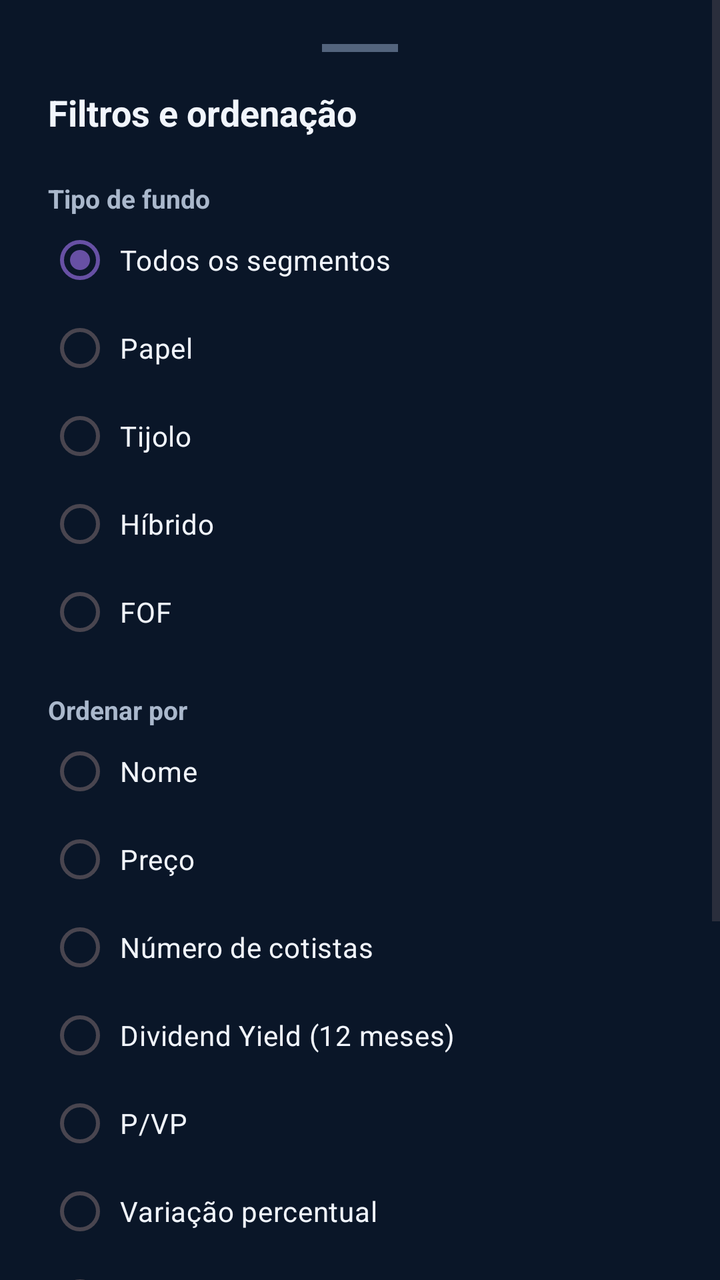
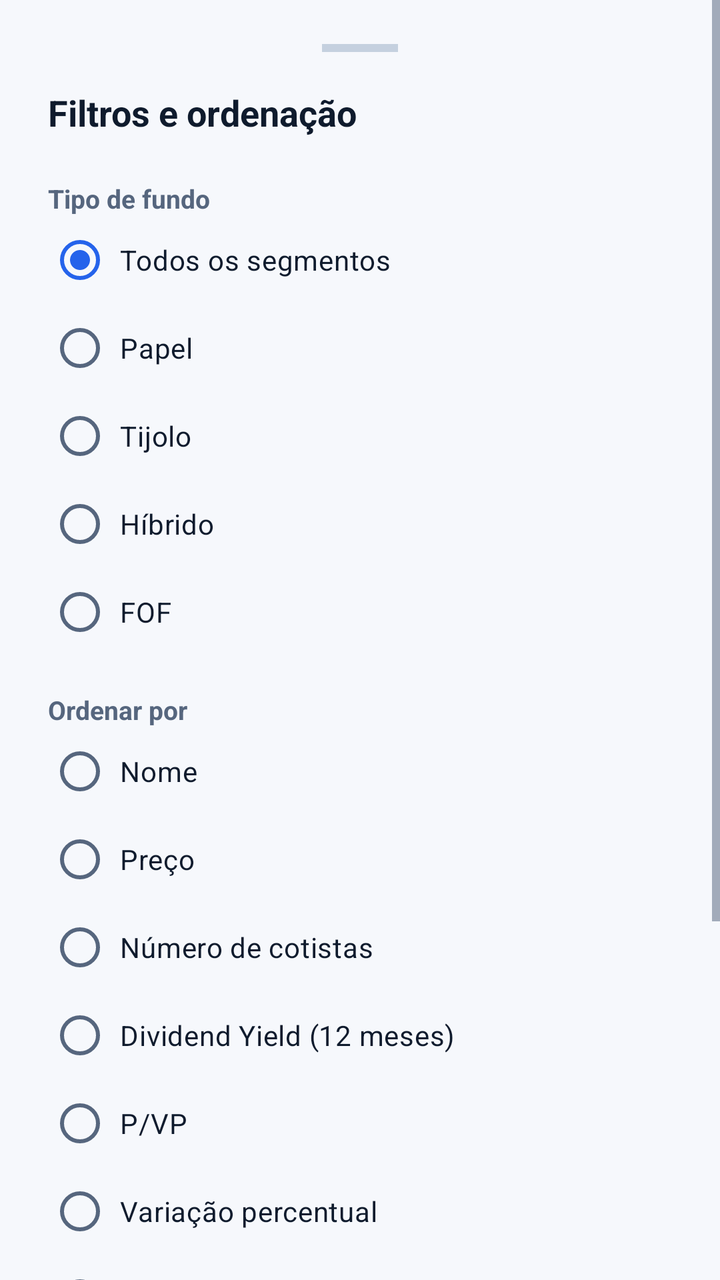

An Android layout rendered at two revisions. The XML below is the earlier revision; the diff shows what the commit changed to produce the second picture.
<!-- AndroidManifest.xml: application theme Theme.AccurancyMobileApp -->
<!-- res/layout/dialog_market_filters.xml -->
<?xml version="1.0" encoding="utf-8"?>
<ScrollView xmlns:android="http://schemas.android.com/apk/res/android"
    android:layout_width="match_parent"
    android:layout_height="wrap_content"
    android:background="#0A1628"
    android:fillViewport="true"
    android:maxHeight="620dp">

    <LinearLayout
        android:layout_width="match_parent"
        android:layout_height="wrap_content"
        android:orientation="vertical"
        android:paddingStart="24dp"
        android:paddingTop="22dp"
        android:paddingEnd="24dp"
        android:paddingBottom="24dp">

        <View
            android:layout_width="38dp"
            android:layout_height="4dp"
            android:layout_gravity="center_horizontal"
            android:layout_marginBottom="18dp"
            android:background="#53647D" />

        <TextView
            android:id="@+id/tvTituloFiltros"
            android:layout_width="match_parent"
            android:layout_height="wrap_content"
            android:text="Filtros e ordenação"
            android:textColor="#F1F5FC"
            android:textSize="18sp"
            android:textStyle="bold" />

        <TextView
            android:id="@+id/tvDescricaoSegmento"
            android:layout_width="match_parent"
            android:layout_height="wrap_content"
            android:layout_marginTop="22dp"
            android:text="Tipo de fundo"
            android:textColor="#AAB8CC"
            android:textSize="13sp"
            android:textStyle="bold" />

        <RadioGroup
            android:id="@+id/rgSegmentType"
            android:layout_width="match_parent"
            android:layout_height="wrap_content"
            android:orientation="vertical">

            <RadioButton
                android:id="@+id/rbSegmentAll"
                style="@style/MarketFilterRadioButton"
                android:checked="true"
                android:text="Todos os segmentos" />

            <RadioButton
                android:id="@+id/rbSegmentPapel"
                style="@style/MarketFilterRadioButton"
                android:text="Papel" />

            <RadioButton
                android:id="@+id/rbSegmentTijolo"
                style="@style/MarketFilterRadioButton"
                android:text="Tijolo" />

            <RadioButton
                android:id="@+id/rbSegmentHibrido"
                style="@style/MarketFilterRadioButton"
                android:text="Híbrido" />

            <RadioButton
                android:id="@+id/rbSegmentFof"
                style="@style/MarketFilterRadioButton"
                android:text="FOF" />

            <RadioButton
                android:id="@+id/rbSegmentFinancial"
                style="@style/MarketFilterRadioButton"
                android:text="Financeiros"
                android:visibility="gone" />

            <RadioButton
                android:id="@+id/rbSegmentAgro"
                style="@style/MarketFilterRadioButton"
                android:text="Agronegócio"
                android:visibility="gone" />
        </RadioGroup>

        <TextView
            android:layout_width="match_parent"
            android:layout_height="wrap_content"
            android:layout_marginTop="18dp"
            android:text="Ordenar por"
            android:textColor="#AAB8CC"
            android:textSize="13sp"
            android:textStyle="bold" />

        <RadioGroup
            android:id="@+id/rgSortBy"
            android:layout_width="match_parent"
            android:layout_height="wrap_content"
            android:orientation="vertical">

            <RadioButton
                android:id="@+id/rbSortName"
                style="@style/MarketFilterRadioButton"
                android:text="Nome" />

            <RadioButton
                android:id="@+id/rbSortPrice"
                style="@style/MarketFilterRadioButton"
                android:text="Preço" />

            <RadioButton
                android:id="@+id/rbSortInvestors"
                style="@style/MarketFilterRadioButton"
                android:text="Número de cotistas" />

            <RadioButton
                android:id="@+id/rbSortDividendYield"
                style="@style/MarketFilterRadioButton"
                android:text="Dividend Yield (12 meses)" />

            <RadioButton
                android:id="@+id/rbSortPvp"
                style="@style/MarketFilterRadioButton"
                android:text="P/VP" />

            <RadioButton
                android:id="@+id/rbSortChange"
                style="@style/MarketFilterRadioButton"
                android:text="Variação percentual" />

            <RadioButton
                android:id="@+id/rbSortVolume"
                style="@style/MarketFilterRadioButton"
                android:text="Volume negociado" />

            <RadioButton
                android:id="@+id/rbSortMarketCap"
                style="@style/MarketFilterRadioButton"
                android:text="Valor de mercado" />

            <RadioButton
                android:id="@+id/rbSortExpiration"
                style="@style/MarketFilterRadioButton"
                android:text="Vencimento"
                android:visibility="gone" />

            <RadioButton
                android:id="@+id/rbSortSymbol"
                style="@style/MarketFilterRadioButton"
                android:text="Código do contrato"
                android:visibility="gone" />

            <RadioButton
                android:id="@+id/rbSortUnderlying"
                style="@style/MarketFilterRadioButton"
                android:text="Ativo (WIN, DI1, BGI...)"
                android:visibility="gone" />
        </RadioGroup>

        <TextView
            android:layout_width="match_parent"
            android:layout_height="wrap_content"
            android:layout_marginTop="18dp"
            android:text="Ordem"
            android:textColor="#AAB8CC"
            android:textSize="13sp"
            android:textStyle="bold" />

        <RadioGroup
            android:id="@+id/rgSortOrder"
            android:layout_width="match_parent"
            android:layout_height="wrap_content"
            android:orientation="horizontal">

            <RadioButton
                android:id="@+id/rbSortOrderDesc"
                style="@style/MarketFilterRadioButton"
                android:layout_width="0dp"
                android:layout_weight="1"
                android:checked="true"
                android:text="Decrescente" />

            <RadioButton
                android:id="@+id/rbSortOrderAsc"
                style="@style/MarketFilterRadioButton"
                android:layout_width="0dp"
                android:layout_weight="1"
                android:text="Crescente" />
        </RadioGroup>

        <LinearLayout
            android:layout_width="match_parent"
            android:layout_height="wrap_content"
            android:layout_marginTop="22dp"
            android:orientation="horizontal">

            <Button
                android:id="@+id/btnLimparFiltros"
                android:layout_width="0dp"
                android:layout_height="48dp"
                android:layout_marginEnd="8dp"
                android:layout_weight="1"
                android:backgroundTint="#20334B"
                android:text="Limpar"
                android:textAllCaps="false"
                android:textColor="#F1F5FC" />

            <Button
                android:id="@+id/btnAplicarFiltros"
                android:layout_width="0dp"
                android:layout_height="48dp"
                android:layout_marginStart="8dp"
                android:layout_weight="1"
                android:backgroundTint="#2563EB"
                android:text="Aplicar filtros"
                android:textAllCaps="false"
                android:textColor="#FFFFFF" />
        </LinearLayout>
    </LinearLayout>
</ScrollView>
<!-- resources referenced by this layout -->
<resources>
  <style name="MarketFilterRadioButton">
          <item name="android:layout_width">match_parent</item>
          <item name="android:layout_height">wrap_content</item>
          <item name="android:minHeight">44dp</item>
          <item name="android:buttonTint">#60A5FA</item>
          <item name="android:textColor">#F1F5FC</item>
          <item name="android:textSize">14sp</item>
          <item name="android:paddingStart">4dp</item>
          <item name="android:paddingEnd">4dp</item>
      </style>
  <style name="Theme.AccurancyMobileApp" parent="Base.Theme.AccurancyMobileApp" />
  <style name="Base.Theme.AccurancyMobileApp" parent="Theme.Material3.DayNight.NoActionBar">
          
          
  
      </style>
</resources>

<!-- the commit's change to res/layout/dialog_market_filters.xml (unified diff, before → after) -->
@@ -2,7 +2,7 @@
 <ScrollView xmlns:android="http://schemas.android.com/apk/res/android"
     android:layout_width="match_parent"
     android:layout_height="wrap_content"
-    android:background="#0A1628"
+    android:background="@color/superficie_campo"
     android:fillViewport="true"
     android:maxHeight="620dp">
 
@@ -20,14 +20,14 @@
             android:layout_height="4dp"
             android:layout_gravity="center_horizontal"
             android:layout_marginBottom="18dp"
-            android:background="#53647D" />
+            android:background="@color/borda_forte" />
 
         <TextView
             android:id="@+id/tvTituloFiltros"
             android:layout_width="match_parent"
             android:layout_height="wrap_content"
             android:text="Filtros e ordenação"
-            android:textColor="#F1F5FC"
+            android:textColor="@color/text_primary"
             android:textSize="18sp"
             android:textStyle="bold" />
 
@@ -37,7 +37,7 @@
             android:layout_height="wrap_content"
             android:layout_marginTop="22dp"
             android:text="Tipo de fundo"
-            android:textColor="#AAB8CC"
+            android:textColor="@color/text_secondary"
             android:textSize="13sp"
             android:textStyle="bold" />
 
@@ -91,7 +91,7 @@
             android:layout_height="wrap_content"
             android:layout_marginTop="18dp"
             android:text="Ordenar por"
-            android:textColor="#AAB8CC"
+            android:textColor="@color/text_secondary"
             android:textSize="13sp"
             android:textStyle="bold" />
 
@@ -165,7 +165,7 @@
             android:layout_height="wrap_content"
             android:layout_marginTop="18dp"
             android:text="Ordem"
-            android:textColor="#AAB8CC"
+            android:textColor="@color/text_secondary"
             android:textSize="13sp"
             android:textStyle="bold" />
 
@@ -203,10 +203,10 @@
                 android:layout_height="48dp"
                 android:layout_marginEnd="8dp"
                 android:layout_weight="1"
-                android:backgroundTint="#20334B"
+                android:backgroundTint="@color/card_background_2"
                 android:text="Limpar"
                 android:textAllCaps="false"
-                android:textColor="#F1F5FC" />
+                android:textColor="@color/text_primary" />
 
             <Button
                 android:id="@+id/btnAplicarFiltros"
@@ -214,7 +214,7 @@
                 android:layout_height="48dp"
                 android:layout_marginStart="8dp"
                 android:layout_weight="1"
-                android:backgroundTint="#2563EB"
+                android:backgroundTint="@color/primary_blue"
                 android:text="Aplicar filtros"
                 android:textAllCaps="false"
                 android:textColor="#FFFFFF" />
<!-- resource entries referenced after the edit -->
@@ -1,20 +1,60 @@
 <!-- resources referenced by this layout -->
 <resources>
+  <color name="borda_forte">#FFC5D0DF</color>
+  <color name="card_background_2">#FFF1F5FA</color>
+  <color name="primary_blue">#FF2563EB</color>
+  <color name="superficie_campo">#FFF6F8FC</color>
+  <color name="text_primary">#FF0F1B2D</color>
+  <color name="text_secondary">#FF56667E</color>
   <style name="MarketFilterRadioButton">
           <item name="android:layout_width">match_parent</item>
           <item name="android:layout_height">wrap_content</item>
           <item name="android:minHeight">44dp</item>
-          <item name="android:buttonTint">#60A5FA</item>
-          <item name="android:textColor">#F1F5FC</item>
+          <item name="android:buttonTint">@color/link</item>
+          <item name="android:textColor">@color/text_primary</item>
           <item name="android:textSize">14sp</item>
           <item name="android:paddingStart">4dp</item>
           <item name="android:paddingEnd">4dp</item>
       </style>
   <style name="Theme.AccurancyMobileApp" parent="Base.Theme.AccurancyMobileApp" />
+  <color name="link">#FF1D5BD8</color>
   <style name="Base.Theme.AccurancyMobileApp" parent="Theme.Material3.DayNight.NoActionBar">
+          <item name="colorPrimary">@color/primary_blue</item>
+          <item name="colorOnPrimary">@color/white</item>
+          <item name="colorPrimaryContainer">@color/superficie_selecionada</item>
+          <item name="colorOnPrimaryContainer">@color/text_primary</item>
+          <item name="colorSecondary">@color/link</item>
+          <item name="colorSurface">@color/card_background</item>
+          <item name="colorOnSurface">@color/text_primary</item>
+          <item name="colorOnSurfaceVariant">@color/text_secondary</item>
+          <item name="colorOnSecondary">@color/white</item>
+          <item name="colorSecondaryContainer">@color/superficie_selecionada</item>
+          <item name="colorOnSecondaryContainer">@color/text_primary</item>
           
-          
-  
+          <item name="colorSurfaceVariant">@color/card_background_2</item>
+          <item name="colorSurfaceContainerLowest">@color/card_background</item>
+          <item name="colorSurfaceContainerLow">@color/card_background</item>
+          <item name="colorSurfaceContainer">@color/card_background_2</item>
+          <item name="colorSurfaceContainerHigh">@color/card_background</item>
+          <item name="colorSurfaceContainerHighest">@color/trilho</item>
+          <item name="colorOutline">@color/borda_forte</item>
+          <item name="colorOutlineVariant">@color/borda</item>
+          <item name="colorError">@color/negativo_destaque</item>
+          <item name="android:colorBackground">@color/bg_deep</item>
+          <item name="android:windowBackground">@color/bg_deep</item>
+          <item name="android:textColorPrimary">@color/text_primary</item>
+          <item name="android:textColorSecondary">@color/text_secondary</item>
+          <item name="android:textColorHint">@color/text_placeholder</item>
+          <item name="android:windowLightStatusBar">@bool/barras_sistema_claras</item>
+          <item name="android:windowLightNavigationBar" tools:targetApi="27">@bool/barras_sistema_claras</item>
       </style>
+  <color name="white">#FFFFFFFF</color>
+  <color name="superficie_selecionada">#FFE4EDFD</color>
+  <color name="card_background">#FFFFFFFF</color>
+  <color name="trilho">#FFE3E9F2</color>
+  <color name="borda">#FFDCE3EE</color>
+  <color name="negativo_destaque">#FFD93545</color>
+  <color name="bg_deep">#FFF3F6FB</color>
+  <color name="text_placeholder">#FF8A97AB</color>
 </resources>
 
